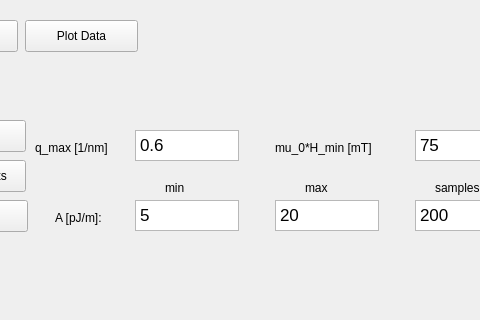
Old version of the form src/sas/qtgui/Utilities/MuMagTool/UI/MuMagUI.ui in the repository SasView/sasview; both pictures show x 115 to 595 and y 0 to 320 of the 800 by 600 pixel window.
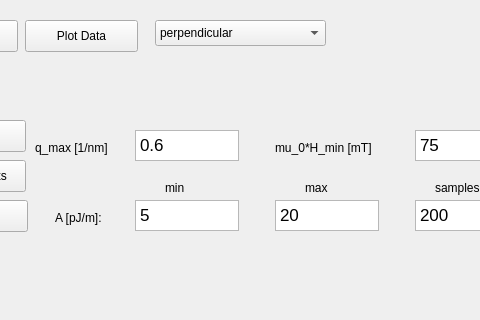
New version of the form.

Commit message: added selector in UI for selction of the perpendicular or parallel scattering geometry

Patch:
```diff
--- a/src/sas/qtgui/Utilities/MuMagTool/UI/MuMagUI.ui
+++ b/src/sas/qtgui/Utilities/MuMagTool/UI/MuMagUI.ui
@@ -242,6 +242,26 @@
      <string>mu_0*H_min [mT]</string>
     </property>
    </widget>
+   <widget class="QComboBox" name="ScatteringGeometrySelect">
+    <property name="geometry">
+     <rect>
+      <x>270</x>
+      <y>20</y>
+      <width>171</width>
+      <height>26</height>
+     </rect>
+    </property>
+    <item>
+     <property name="text">
+      <string>perpendicular</string>
+     </property>
+    </item>
+    <item>
+     <property name="text">
+      <string>parallel</string>
+     </property>
+    </item>
+   </widget>
   </widget>
   <widget class="QMenuBar" name="menubar">
    <property name="geometry">
```
